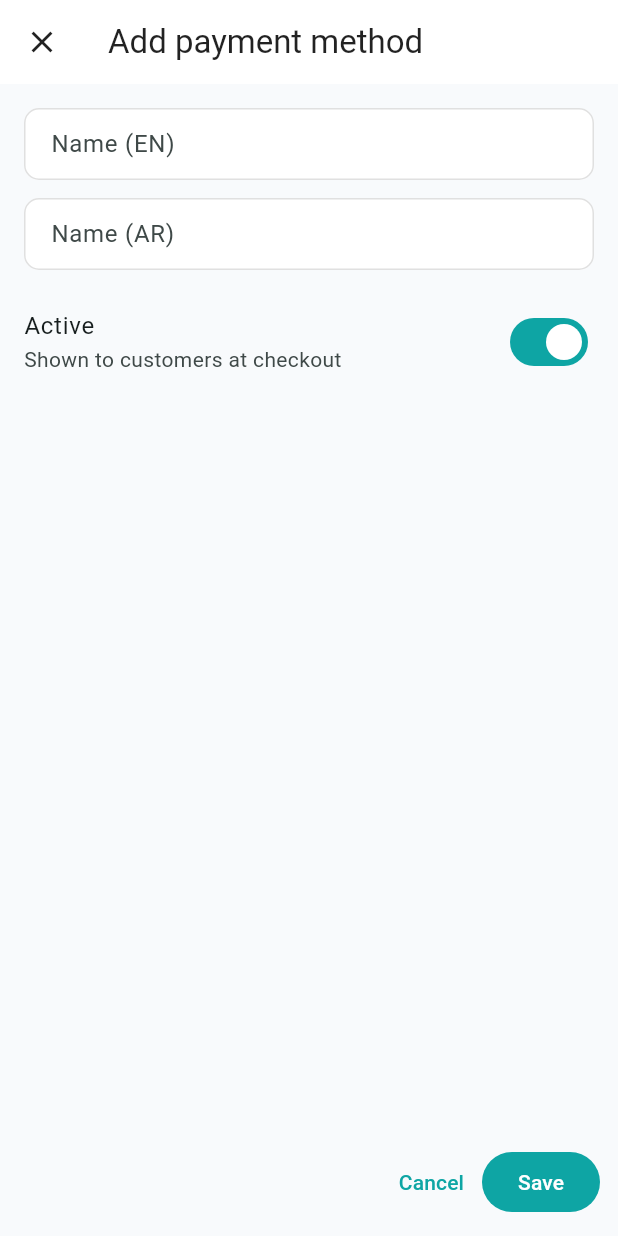
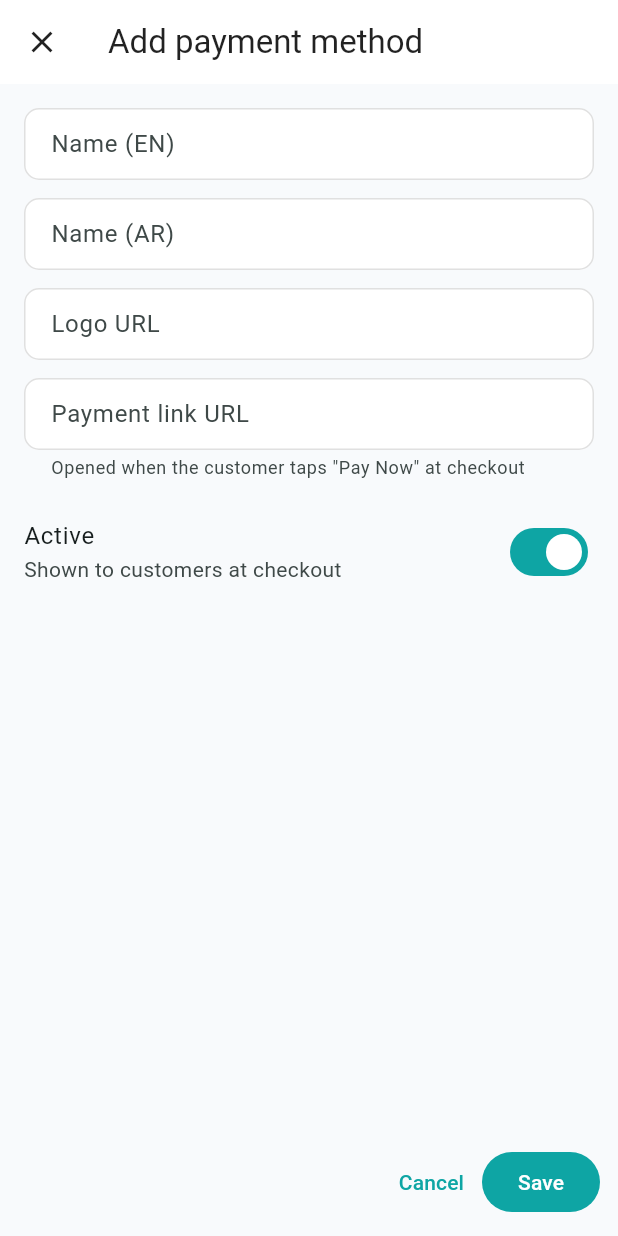
Before and after one commit to eslam-sa3d/booking-app, a Flutter app: the PaymentMethodsScreen screen opened by its route, after a tap on "Add payment method", on a phone screen of 412 x 824 dp. Run offline on Flutter 3.47's test engine with Material 3 defaults, Android fonts, the phone set to English and light mode, and no system bars; our stand-ins replace cached_network_image, cloud_firestore, cloud_functions, connectivity_plus, dynamic_color, firebase_analytics and 15 more; missing offline and left inert: add_2_calendar, liquid_glass_widgets; accounts and stored records are empty.

Commit message:
Add logo and Pay Now link support to payment methods
Staff can set a Logo URL and a Payment Link URL per payment method in
admin-dashboard (shown in the admin list too, falling back to the old
icon if unset or unreachable). mobile-app's checkout now renders each
method's logo and, when a payment link is set, a localized "Pay Now"
button that opens it externally via url_launcher.

Co-Authored-By: Claude Sonnet 5 <noreply@anthropic.com>

```diff
--- a/admin-dashboard/lib/features/payment_methods/payment_method_form_dialog.dart
+++ b/admin-dashboard/lib/features/payment_methods/payment_method_form_dialog.dart
@@ -21,6 +21,8 @@ class _PaymentMethodFormDialogState extends ConsumerState<_PaymentMethodFormDial
   final _formKey = GlobalKey<FormState>();
   late final _nameEnCtrl = TextEditingController(text: widget.existing?.nameEn);
   late final _nameArCtrl = TextEditingController(text: widget.existing?.nameAr);
+  late final _logoUrlCtrl = TextEditingController(text: widget.existing?.logoUrl);
+  late final _paymentLinkCtrl = TextEditingController(text: widget.existing?.paymentLinkUrl);
   late bool _isActive = widget.existing?.isActive ?? true;
   bool _isSaving = false;
 
@@ -33,6 +35,8 @@ class _PaymentMethodFormDialogState extends ConsumerState<_PaymentMethodFormDial
       nameAr: _nameArCtrl.text.trim(),
       order: widget.existing?.order ?? 0,
       isActive: _isActive,
+      logoUrl: _logoUrlCtrl.text.trim().isEmpty ? null : _logoUrlCtrl.text.trim(),
+      paymentLinkUrl: _paymentLinkCtrl.text.trim().isEmpty ? null : _paymentLinkCtrl.text.trim(),
     );
     final repo = ref.read(paymentMethodsRepositoryProvider);
     if (widget.existing == null) {
@@ -58,6 +62,22 @@ class _PaymentMethodFormDialogState extends ConsumerState<_PaymentMethodFormDial
               const SizedBox(height: 12),
               TextFormField(controller: _nameArCtrl, decoration: const InputDecoration(labelText: 'Name (AR)'), validator: _req),
               const SizedBox(height: 12),
+              TextFormField(
+                controller: _logoUrlCtrl,
+                decoration: const InputDecoration(labelText: 'Logo URL', hintText: 'https://...'),
+                keyboardType: TextInputType.url,
+              ),
+              const SizedBox(height: 12),
+              TextFormField(
+                controller: _paymentLinkCtrl,
+                decoration: const InputDecoration(
+                  labelText: 'Payment link URL',
+                  hintText: 'https://...',
+                  helperText: 'Opened when the customer taps "Pay Now" at checkout',
+                ),
+                keyboardType: TextInputType.url,
+              ),
+              const SizedBox(height: 12),
               SwitchListTile(
                 contentPadding: EdgeInsets.zero,
                 title: const Text('Active'),
--- a/mobile-app/assets/l10n/app_ar.arb
+++ b/mobile-app/assets/l10n/app_ar.arb
@@ -202,6 +202,7 @@
   "checkoutFailedTitle": "فشلت عملية الدفع",
   "checkoutFailedSubtitle": "يرجى التحقق من بيانات الدفع والمحاولة مرة أخرى.",
   "checkoutSecureNotice": "تتم معالجة المدفوعات بشكل آمن — لا نقوم أبداً بتخزين بيانات بطاقتك.",
+  "checkoutPayNowLink": "ادفع الآن",
 
   "paymentHistoryTitle": "سجل المدفوعات",
   "paymentHistoryEmpty": "لا توجد مدفوعات بعد",
--- a/mobile-app/assets/l10n/app_en.arb
+++ b/mobile-app/assets/l10n/app_en.arb
@@ -213,6 +213,7 @@
   "checkoutFailedTitle": "Payment failed",
   "checkoutFailedSubtitle": "Please check your payment details and try again.",
   "checkoutSecureNotice": "Payments are securely processed — we never store your card details.",
+  "checkoutPayNowLink": "Pay Now",
 
   "paymentHistoryTitle": "Payment history",
   "paymentHistoryEmpty": "No payments yet",
--- a/shared/lib/src/payment_method_config.dart
+++ b/shared/lib/src/payment_method_config.dart
@@ -4,6 +4,8 @@ class PaymentMethodConfig {
   final String nameAr;
   final int order;
   final bool isActive;
+  final String? logoUrl;
+  final String? paymentLinkUrl;
 
   const PaymentMethodConfig({
     required this.id,
@@ -11,16 +13,28 @@ class PaymentMethodConfig {
     required this.nameAr,
     this.order = 0,
     this.isActive = true,
+    this.logoUrl,
+    this.paymentLinkUrl,
   });
 
   String localizedName(bool isArabic) => isArabic ? nameAr : nameEn;
 
-  PaymentMethodConfig copyWith({String? nameEn, String? nameAr, int? order, bool? isActive}) => PaymentMethodConfig(
+  PaymentMethodConfig copyWith({
+    String? nameEn,
+    String? nameAr,
+    int? order,
+    bool? isActive,
+    String? logoUrl,
+    String? paymentLinkUrl,
+  }) =>
+      PaymentMethodConfig(
         id: id,
         nameEn: nameEn ?? this.nameEn,
         nameAr: nameAr ?? this.nameAr,
         order: order ?? this.order,
         isActive: isActive ?? this.isActive,
+        logoUrl: logoUrl ?? this.logoUrl,
+        paymentLinkUrl: paymentLinkUrl ?? this.paymentLinkUrl,
       );
 
   Map<String, dynamic> toMap() => {
@@ -29,6 +43,8 @@ class PaymentMethodConfig {
         'nameAr': nameAr,
         'order': order,
         'isActive': isActive,
+        'logoUrl': logoUrl,
+        'paymentLinkUrl': paymentLinkUrl,
       };
 
   factory PaymentMethodConfig.fromMap(Map<String, dynamic> map) => PaymentMethodConfig(
@@ -37,5 +53,7 @@ class PaymentMethodConfig {
         nameAr: map['nameAr'] as String? ?? '',
         order: (map['order'] as num?)?.toInt() ?? 0,
         isActive: map['isActive'] as bool? ?? true,
+        logoUrl: map['logoUrl'] as String?,
+        paymentLinkUrl: map['paymentLinkUrl'] as String?,
       );
 }
```
Also changed, not shown: admin-dashboard/lib/features/payment_methods/payment_methods_screen.dart (+24 -1 lines), mobile-app/lib/features/payment/checkout_screen.dart (+41 -0 lines), mobile-app/lib/core/localization/generated/app_localizations.dart, mobile-app/lib/core/localization/generated/app_localizations_ar.dart, mobile-app/lib/core/localization/generated/app_localizations_en.dart.
